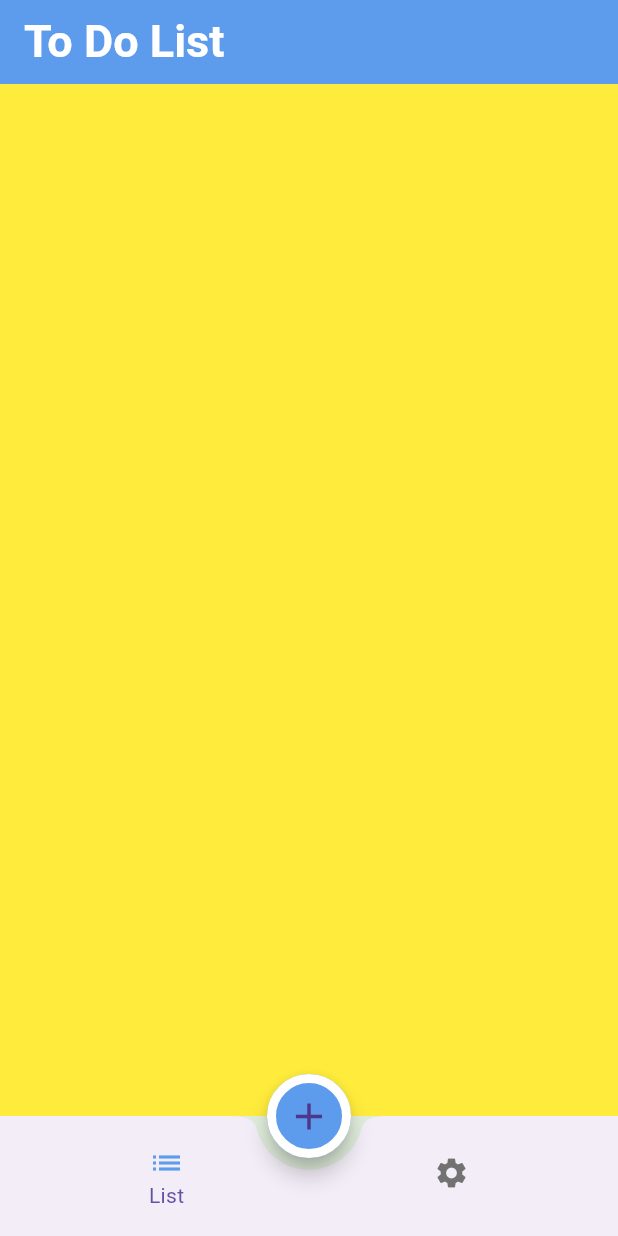
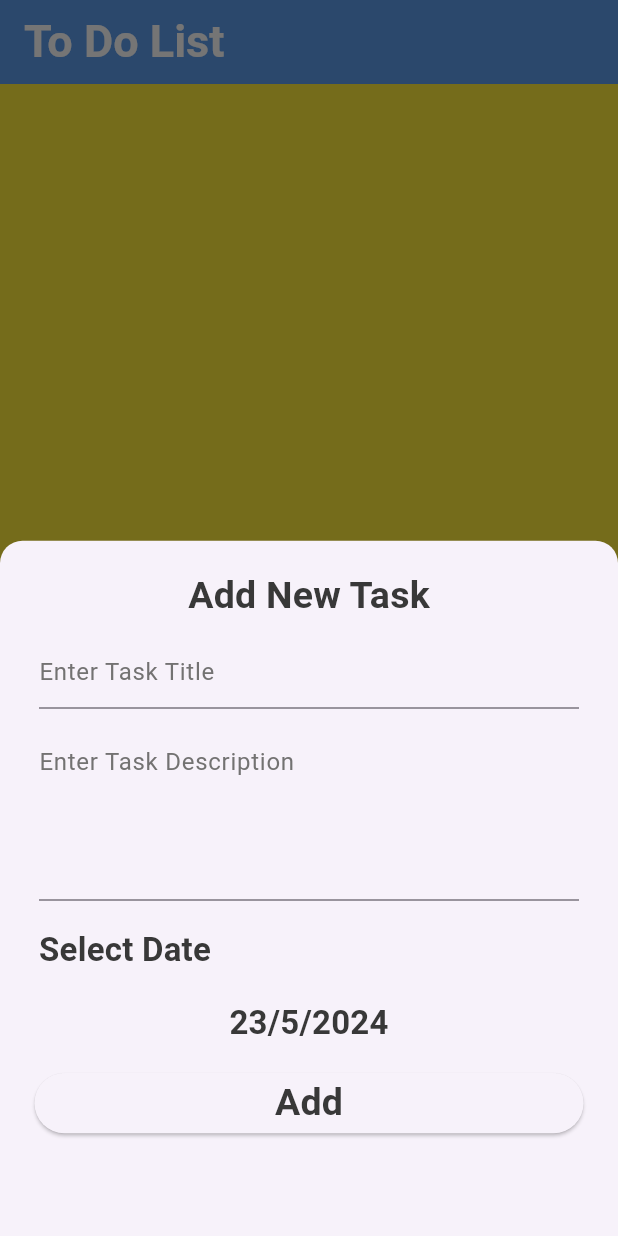
Before and after one commit to RanaUsama20/ToDo_app, a Flutter app: the screen it shows after launch, after a tap on the "add" icon, on a phone screen of 412 x 824 dp. Run offline on Flutter 3.47's test engine with Material 3 defaults, Android fonts, the phone set to English and light mode, and no system bars; our stand-ins replace shared_preferences; generated files the repository leaves out were written again.

Commit message:
added add list bottom sheet

```diff
--- /dev/null
+++ b/lib/home/AddTaskBottomSheet.dart
@@ -0,0 +1,141 @@
+import 'package:flutter/material.dart';
+import 'package:flutter_gen/gen_l10n/app_localizations.dart';
+import 'package:provider/provider.dart';
+import 'package:todo_app/Provider/AppConfigProvider.dart';
+import 'package:todo_app/home/MyTheme.dart';
+
+class AddTaskBottomSheet extends StatefulWidget{
+  @override
+  State<AddTaskBottomSheet> createState() => _AddTaskBottomSheetState();
+}
+
+class _AddTaskBottomSheetState extends State<AddTaskBottomSheet> {
+  DateTime selectedDate = DateTime.now();
+  var formKey = GlobalKey<FormState>();
+  @override
+  Widget build(BuildContext context) {
+    var provider = Provider.of<AppConfigProvider>(context);
+
+    // TODO: implement build
+    return Container(
+      padding: EdgeInsets.all(18),
+      child: Column(
+        children: [
+          Text(AppLocalizations.of(context)!.add_new_task,
+            style: provider.isDarkMode()?
+                Theme.of(context).textTheme.titleMedium!.copyWith(
+                  color: MyTheme.whiteColor) :
+            Theme.of(context).textTheme.titleMedium,),
+          Form(
+            key: formKey,
+              child:
+              Column(
+                crossAxisAlignment:  CrossAxisAlignment.stretch,
+                children: [
+            Padding(
+              padding: const EdgeInsets.all(8.0),
+              child: TextFormField(
+                validator: (text){
+                  if(text == null || text.isEmpty){
+                    return AppLocalizations.of(context)!.please_enter_task_title;
+                  }
+                  return null;
+                },
+                decoration: InputDecoration(
+                  hintStyle: TextStyle(
+                    color: provider.isDarkMode()?
+                        MyTheme.whiteColor :
+                        MyTheme.greyColor
+                  ),
+                  hintText: AppLocalizations.of(context)!.enter_task_title
+                ),
+              ),
+            ),
+            Padding(
+              padding: const EdgeInsets.all(8.0),
+              child: TextFormField(
+                validator: (text){
+                  if(text == null || text.isEmpty){
+                    return AppLocalizations.of(context)!.please_enter_task_description;
+                  }
+                  return null;
+                },
+                      decoration: InputDecoration(
+                        hintStyle: TextStyle(
+                            color: provider.isDarkMode()?
+                            MyTheme.whiteColor :
+                            MyTheme.greyColor
+                        ),
+                          hintText: AppLocalizations.of(context)!.enter_task_description,
+                      ),
+                maxLines: 4,
+                    ),
+            ),
+            Padding(
+              padding: const EdgeInsets.all(8.0),
+              child: Text(AppLocalizations.of(context)!.select_date,
+                style: provider.isDarkMode()?
+                Theme.of(context).textTheme.titleMedium!.copyWith(
+                    color: MyTheme.whiteColor, fontSize: 22) :
+                Theme.of(context).textTheme.titleMedium!.copyWith(
+                  fontSize: 22
+                ),),
+            ),
+           InkWell(
+             onTap: (){
+               showCalender();
+             },
+             child: Padding(
+                      padding: const EdgeInsets.all(8.0),
+                      child: Text('${selectedDate.day}/'
+                          '${selectedDate.month}/'
+                          '${selectedDate.year}',
+                        textAlign: TextAlign.center,
+                        style: provider.isDarkMode()?
+                        Theme.of(context).textTheme.titleMedium!.copyWith(
+                            color: MyTheme.whiteColor, fontSize: 22) :
+                        Theme.of(context).textTheme.titleMedium!.copyWith(
+                            fontSize: 22
+                        ),),
+                    ),
+           ),
+                  Padding(
+                    padding: const EdgeInsets.all(5.0),
+                    child: ElevatedButton(
+                        onPressed: (){
+                          addTask();
+                        },
+                        child: Text(AppLocalizations.of(context)!.add,
+                        style: provider.isDarkMode()?
+                        Theme.of(context).textTheme.titleMedium!.copyWith(
+                            color: MyTheme.whiteColor) :
+                        Theme.of(context).textTheme.titleMedium,) ),
+                  )
+
+          ],))
+        ],
+
+      ),
+    );
+  }
+
+  void showCalender()async{
+    var chosenDate = await showDatePicker(
+        context: context,
+        initialDate: DateTime.now(),
+        firstDate: DateTime.now(),
+        lastDate: DateTime.now().add(Duration(days: 365)));
+    if(chosenDate != null){
+      setState(() {
+        selectedDate = chosenDate;
+
+      });
+    }
+    ;
+
+  }
+
+  void addTask() {
+   if(formKey.currentState?.validate() == true){
+  }}
+}
--- a/lib/home/HomeScreen.dart
+++ b/lib/home/HomeScreen.dart
@@ -3,6 +3,7 @@ import 'package:todo_app/home/MyTheme.dart';
 import 'package:flutter_gen/gen_l10n/app_localizations.dart';
 import '../Settings/Settings.dart';
 import '../TaskList/TaskList.dart';
+import 'AddTaskBottomSheet.dart';
 
 class HomeScreen extends StatefulWidget{
   static const String routeName = 'Home-Screen';
@@ -68,10 +69,18 @@ class _HomeScreenState extends State<HomeScreen> {
               color: MyTheme.whiteColor
             )
           ),
-          onPressed: (){},
+          onPressed: (){
+            ShowAddTaskBottomSheet();
+          },
       child: Icon(Icons.add, size: 30,) ),
       floatingActionButtonLocation: FloatingActionButtonLocation.centerDocked,
        body: tabs[selectedIndex],
     );
   }
+  void ShowAddTaskBottomSheet(){
+    showModalBottomSheet(
+        context: context,
+        builder: (context) => AddTaskBottomSheet());
+  }
+
 }
--- a/lib/home/MyTheme.dart
+++ b/lib/home/MyTheme.dart
@@ -9,6 +9,9 @@ class MyTheme{
   static Color whiteColor = const Color(0xffFFFFFF);
   static Color redColor = const Color(0xffEC4B4B);
   static Color blackColor = const Color(0xff383838);
+  static Color darkBlueColor = const Color(0xff00001C);
+
+
 
  static ThemeData lightTheme = ThemeData(
      primaryColor: primaryColor,
@@ -33,7 +36,13 @@ class MyTheme{
             fontWeight: FontWeight.w400,
             fontSize: 20
         )
-    ),
+    ),bottomSheetTheme: BottomSheetThemeData(
+   shape: RoundedRectangleBorder(
+     borderRadius: BorderRadius.only(
+         topLeft: Radius.circular(15),
+         topRight: Radius.circular(15))
+   )
+ ),
      bottomNavigationBarTheme: BottomNavigationBarThemeData(
        backgroundColor: Colors.transparent,
        elevation: 0,
@@ -75,7 +84,6 @@ class MyTheme{
           fontSize: 20
         )
       ),
-
       bottomNavigationBarTheme: BottomNavigationBarThemeData(
           backgroundColor: Colors.transparent,
           elevation: 0,
@@ -91,6 +99,13 @@ class MyTheme{
       ),
       floatingActionButtonTheme: FloatingActionButtonThemeData(
           backgroundColor: primaryColor
-      )
-  );
+      ),
+      bottomSheetTheme: BottomSheetThemeData(
+  backgroundColor: darkBlueColor,
+  shape: RoundedRectangleBorder(
+  borderRadius: BorderRadius.only(
+  topLeft: Radius.circular(15),
+      topRight: Radius.circular(15))
+  )
+  ));
 }
--- a/lib/l10n/app_ar.arb
+++ b/lib/l10n/app_ar.arb
@@ -1,7 +1,7 @@
 {
 "todo_list" : "قائمة المهام",
 "add_new_task" : "ادخل مهمة جديدة",
-"select_time" : "اختر الوقت",
+"select_date" : "اختر التاريخ",
 "language" : "اللغة",
 "english" : "انجليزي",
 "arabic" : "عربي",
@@ -16,5 +16,9 @@
 "description" : "الوصف",
 "this_is_title" : "العنوان",
 "task_details" : "تفاصيل المهمة",
-"add" : "اضف"
+"please_enter_task_title" : "من فضلك ادخل عنوان المهمة",
+"please_enter_task_description" : "من فضلك ادخل وصف المهمة",
+"add" : "اضف",
+"enter_task_title" : "ادخل عنوان المهمة",
+"enter_task_description" : "ادخل وصف المهمة"
 }
--- a/lib/l10n/app_en.arb
+++ b/lib/l10n/app_en.arb
@@ -1,7 +1,7 @@
 {
 "todo_list" : "To Do List",
 "add_new_task" : "Add New Task",
-"select_time" : "Select Time",
+"select_date" : "Select Date",
 "language" : "Language",
 "english" : "English",
 "arabic" : "Arabic",
@@ -16,5 +16,9 @@
 "description" : "Description",
 "this_is_title" : "This is title",
 "task_details" : "Task Details",
-"add" : "Add"
+"add" : "Add",
+"please_enter_task_title" : "Please Enter Task Title",
+"please_enter_task_description" : "Please Enter Task Description",
+"enter_task_title" : "Enter Task Title",
+"enter_task_description" : "Enter Task Description"
 }
```
